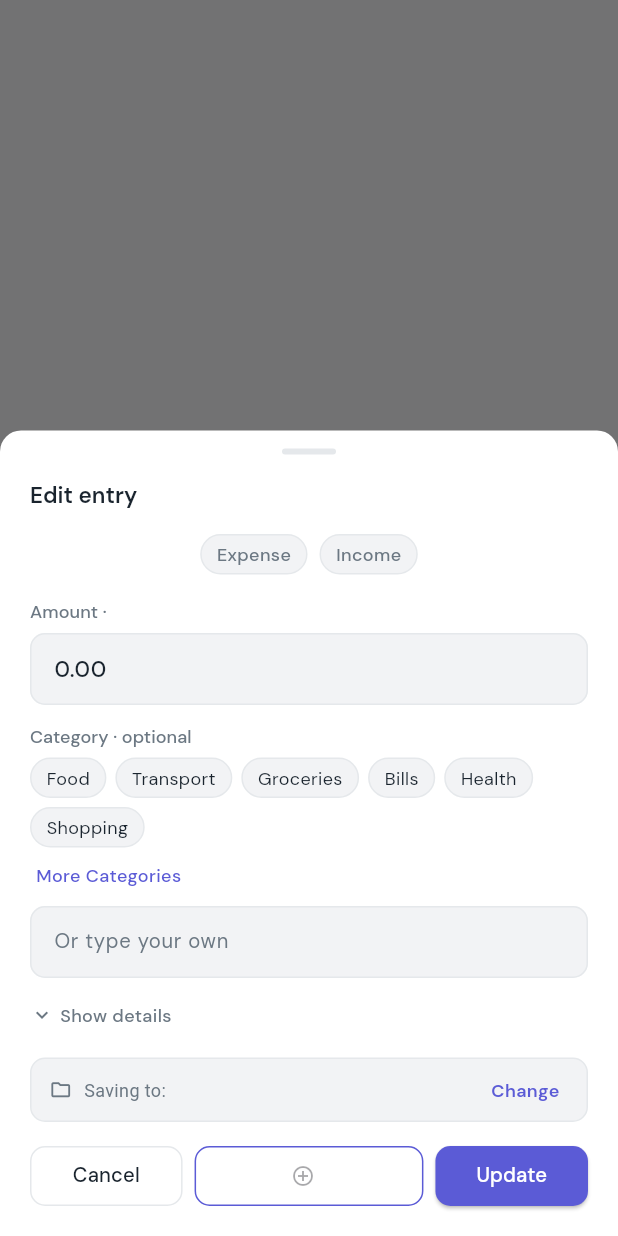
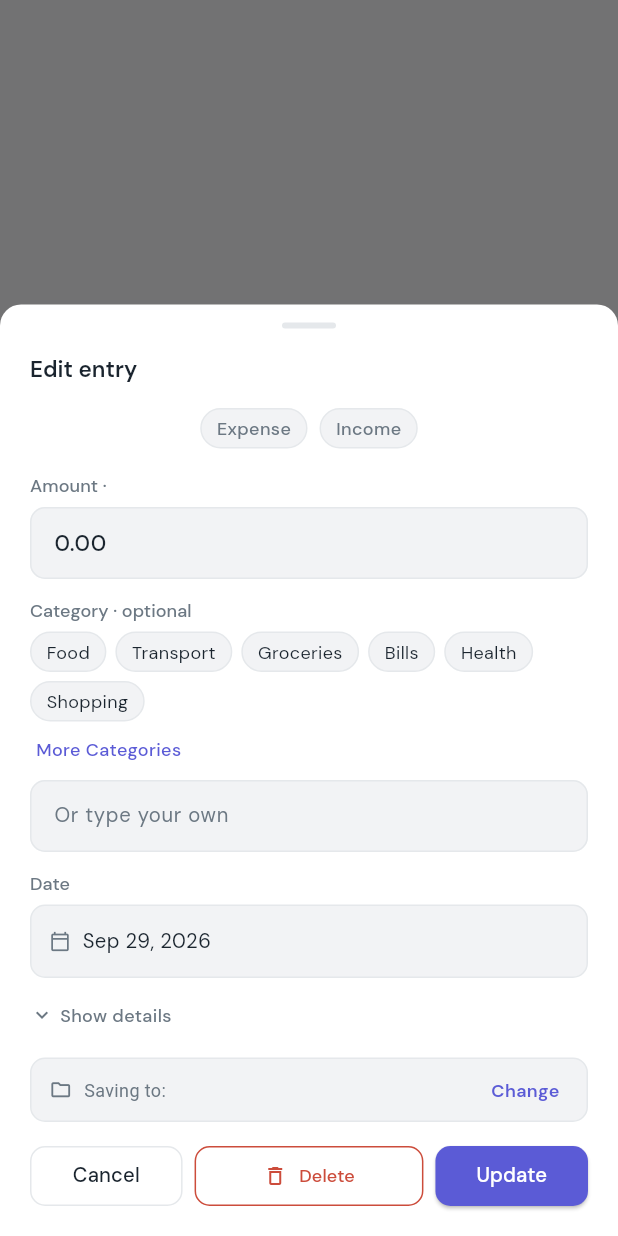
Before and after one commit to shaheenNawaf/typed, a Flutter app: what show() shows on an empty page, opened directly with empty values, on a phone screen of 412 x 824 dp. Run offline on Flutter 3.47's test engine with Material 3 defaults, Android fonts, the phone set to English and light mode, and no system bars; our stand-ins replace cross_file, file_picker, flutter_local_notifications, flutter_markdown, flutter_svg, flutter_timezone and 5 more; missing offline and left inert: google_mlkit_text_recognition, markdown; accounts and stored records are empty.

Commit message:
Promote the entry sheet's date and give edit mode a real Delete
The Date field lived inside the collapsed 'Show details' block, so every open of the sheet hid which day an expense belonged to; it now sits above the toggle. Edit mode's middle action was a disabled button with an empty label and a stray plus icon - a dead slot - and is now a Delete action in the destructive token, wired id-based from both edit paths (editor row pencil and dashboard row pencil) so a stale index can never delete the wrong entry. Add mode keeps Cancel / Add & Next / Add Entry. Closes plan 05 slice C items 3-4 (E11 date half, dead slot).

```diff
--- a/lib/widgets/editor.dart
+++ b/lib/widgets/editor.dart
@@ -1769,6 +1769,7 @@ class _EditorState extends State<Editor> {
                 context,
                 entry: e,
                 onSave: _addOrUpdateEntry,
+                onDelete: () => _removeEntry(e.id),
                 currencySymbol: currencySymbol(effectiveCurrency),
                 noteCurrency: note.currency,
                 noteType: note.type,
--- a/lib/widgets/entry_sheet.dart
+++ b/lib/widgets/entry_sheet.dart
@@ -53,6 +53,10 @@ class EntrySheet extends StatefulWidget {
   /// Returns the newly chosen destination label, or null if the user cancelled.
   final Future<String?> Function()? onChangeDestination;
 
+  /// Edit mode only: deletes this entry. When null the sheet shows no Delete
+  /// action, so callers without a delete path keep the two-button layout.
+  final VoidCallback? onDelete;
+
   const EntrySheet({
     super.key,
     this.entry,
@@ -65,6 +69,7 @@ class EntrySheet extends StatefulWidget {
     this.onCategoryUsed,
     this.destinationLabel,
     this.onChangeDestination,
+    this.onDelete,
   });
 
   static Future<void> show(
@@ -79,6 +84,7 @@ class EntrySheet extends StatefulWidget {
     void Function(String category)? onCategoryUsed,
     String? destinationLabel,
     Future<String?> Function()? onChangeDestination,
+    VoidCallback? onDelete,
   }) {
     return showModalBottomSheet(
       context: context,
@@ -103,6 +109,7 @@ class EntrySheet extends StatefulWidget {
           onCategoryUsed: onCategoryUsed,
           destinationLabel: destinationLabel,
           onChangeDestination: onChangeDestination,
+          onDelete: onDelete,
         ),
       ),
     );
@@ -596,6 +603,45 @@ class _EntrySheetState extends State<EntrySheet> {
             ),
             const SizedBox(height: 12),
 
+            // Date
+            _Field(
+              label: 'Date',
+              child: InkWell(
+                onTap: () async {
+                  final picked = await showDatePicker(
+                    context: context,
+                    initialDate: _date,
+                    firstDate: DateTime(2000),
+                    lastDate: DateTime(2100),
+                  );
+                  if (picked != null) {
+                    setState(() => _date = picked);
+                  }
+                },
+                child: Container(
+                  padding: const EdgeInsets.symmetric(
+                      horizontal: 12, vertical: 14),
+                  decoration: BoxDecoration(
+                    color: context.colors.listBg,
+                    borderRadius: BorderRadius.circular(AppRadius.card),
+                    border: Border.all(color: context.colors.border),
+                  ),
+                  child: Row(
+                    children: [
+                      Icon(Icons.calendar_today_outlined,
+                          size: 14, color: context.colors.muted),
+                      const SizedBox(width: 8),
+                      Text(_formatDate(_date),
+                          style:  TextStyle(
+                            fontSize: AppType.t13_5, color: context.colors.fg,
+                          )),
+                    ],
+                  ),
+                ),
+              ),
+            ),
+            const SizedBox(height: 12),
+
             // -- More options toggle --
             InkWell(
               onTap: () => setState(() => _showMore = !_showMore),
@@ -716,45 +762,6 @@ class _EntrySheetState extends State<EntrySheet> {
                         ),
                       ),
                   ],
-                ),
-              ),
-              const SizedBox(height: 12),
-
-              // Date
-              _Field(
-                label: 'Date',
-                child: InkWell(
-                  onTap: () async {
-                    final picked = await showDatePicker(
-                      context: context,
-                      initialDate: _date,
-                      firstDate: DateTime(2000),
-                      lastDate: DateTime(2100),
-                    );
-                    if (picked != null) {
-                      setState(() => _date = picked);
-                    }
-                  },
-                  child: Container(
-                    padding: const EdgeInsets.symmetric(
-                        horizontal: 12, vertical: 14),
-                    decoration: BoxDecoration(
-                      color: context.colors.listBg,
-                      borderRadius: BorderRadius.circular(AppRadius.card),
-                      border: Border.all(color: context.colors.border),
-                    ),
-                    child: Row(
-                      children: [
-                        Icon(Icons.calendar_today_outlined,
-                            size: 14, color: context.colors.muted),
-                        const SizedBox(width: 8),
-                        Text(_formatDate(_date),
-                            style:  TextStyle(
-                              fontSize: AppType.t13_5, color: context.colors.fg,
-                            )),
-                      ],
-                    ),
-                  ),
                 ),
               ),
               const SizedBox(height: 12),
@@ -1042,17 +1049,36 @@ class _EntrySheetState extends State<EntrySheet> {
                   ),
                 ),
                 const SizedBox(width: 8),
+                if (!isEdit)
                   Expanded(
                     flex: 3,
                     child: OutlinedButton.icon(
-                    onPressed: isEdit ? null : _saveAndNext,
+                      onPressed: _saveAndNext,
                       icon: const Icon(Icons.add_circle_outline, size: 16),
-                    label: Text(isEdit ? '' : 'Add & Next',
-                        style: const TextStyle(fontSize: AppType.t12)),
+                      label: const Text('Add & Next',
+                          style: TextStyle(fontSize: AppType.t12)),
                       style: OutlinedButton.styleFrom(
                         side: BorderSide(color: context.colors.accent),
                         padding: const EdgeInsets.symmetric(vertical: 12),
                         foregroundColor: context.colors.accent,
+                      ),
+                    ),
+                  ),
+                if (isEdit && widget.onDelete != null)
+                  Expanded(
+                    flex: 3,
+                    child: OutlinedButton.icon(
+                      onPressed: () {
+                        widget.onDelete!();
+                        Navigator.pop(context);
+                      },
+                      icon: const Icon(Icons.delete_outline, size: 16),
+                      label: const Text('Delete',
+                          style: TextStyle(fontSize: AppType.t12)),
+                      style: OutlinedButton.styleFrom(
+                        side: BorderSide(color: context.colors.destructive),
+                        padding: const EdgeInsets.symmetric(vertical: 12),
+                        foregroundColor: context.colors.destructive,
                       ),
                     ),
                   ),
```
Also changed, not shown: lib/screens/home_screen.dart (+8 -0 lines), 1 other file. Lines whose indentation alone changed are shown as unchanged.
